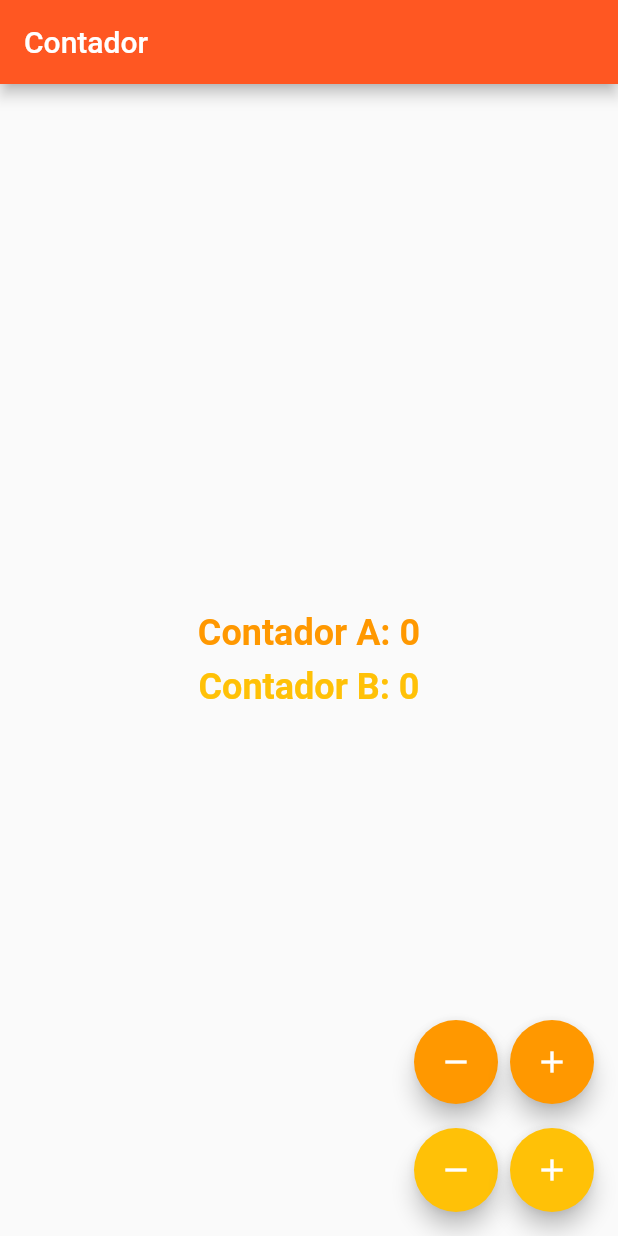
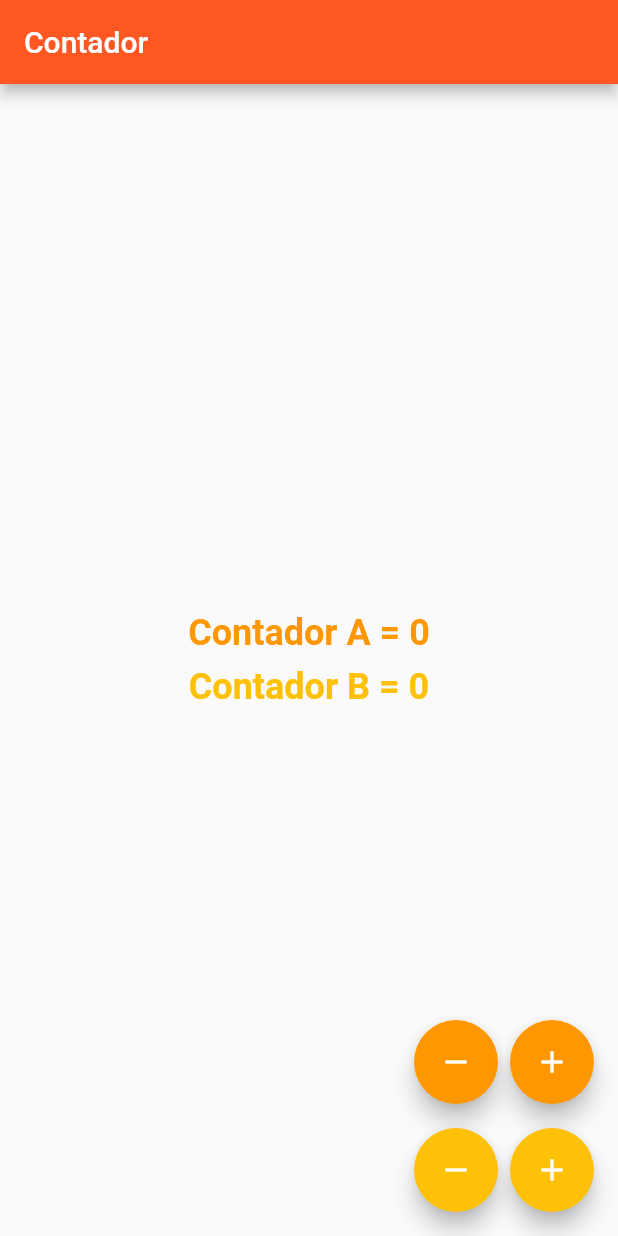
Before and after one commit to luaramineiro/double-counter, a Flutter app: the screen it shows after launch, on a phone screen of 412 x 824 dp. Run offline on Flutter 3.47's test engine with Material 2 defaults, Android fonts, the phone set to English and light mode, and no system bars.

Commit message:
change screenshot

```diff
--- a/lib/main.dart
+++ b/lib/main.dart
@@ -7,6 +7,7 @@ class MyApp extends StatelessWidget {
   Widget build(BuildContext context) {
     return MaterialApp(
       title: 'Contador',
+      debugShowCheckedModeBanner: false,
       theme: ThemeData(
         primarySwatch: Colors.deepOrange,
       ),
@@ -51,7 +52,7 @@ class _MyHomePageState extends State<MyHomePage> {
           mainAxisAlignment: MainAxisAlignment.center,
           children: <Widget>[
             Text(
-              'Contador A: $_counterA',
+              'Contador A = $_counterA',
               style: TextStyle(
                   color: Colors.orange,
                   fontWeight: FontWeight.bold,
@@ -59,7 +60,7 @@ class _MyHomePageState extends State<MyHomePage> {
             ),
             SizedBox(height: 8),
             Text(
-              'Contador B: $_counterB',
+              'Contador B = $_counterB',
               style: TextStyle(
                   color: Colors.amber,
                   fontWeight: FontWeight.bold,
```
Also changed, not shown: 2 other files.
